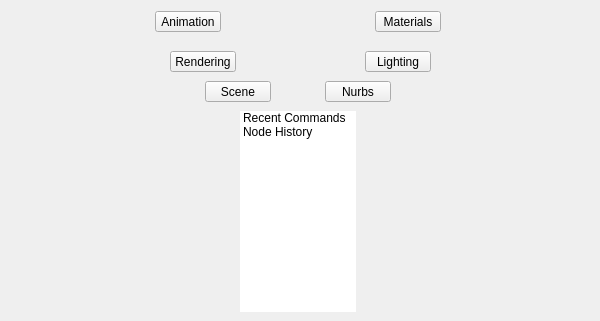
Old version of the form ui/1_base_menus/main.ui in the repository m3trik/Scripts_portable; both pictures show x 0 to 600 and y 279 to 600 of the 600 by 600 pixel window.
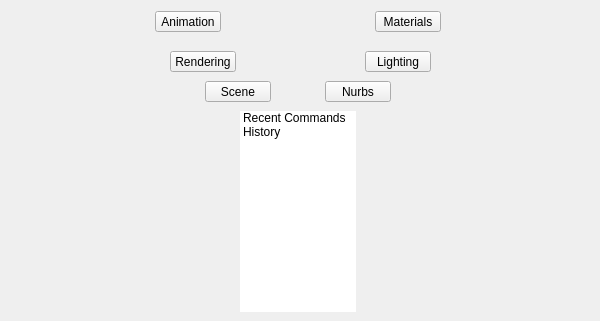
New version of the form. Custom widgets are drawn as their Qt base class.

What changed in the file:
```diff
--- a/ui/1_base_menus/main.ui
+++ b/ui/1_base_menus/main.ui
@@ -137,7 +137,7 @@
       </item>
       <item>
        <property name="text">
-        <string>Node History</string>
+        <string>History</string>
        </property>
       </item>
      </widget>
```
